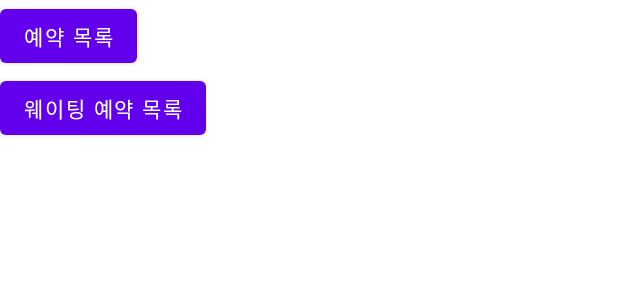
After one commit to Hyundai-AndroidProject/tohome, an Android app: the layout activity_mypage.xml on its own in the app's theme, with its tools: preview values and no code run, on a phone screen of 412 x 824 dp. The commit adds this screen. Shown: the top 300 px of the screen. Run offline under Robolectric (Android 15) with nearby library versions, the phone set to English and light mode, and no system bars.

Commit message:
mypage 기타 등등 생성(승하)

```diff
--- /dev/null
+++ b/app/src/main/java/com/example/hyundai_to_home/adapter/ReservationListRecyclerViewAdapter.kt
@@ -0,0 +1,4 @@
+package com.example.hyundai_to_home.adapter
+
+class ReservationListRecyclerViewAdapter {
+}
--- a/app/src/main/java/com/example/hyundai_to_home/adapter/StoreRecyclerViewAdapter.kt
+++ b/app/src/main/java/com/example/hyundai_to_home/adapter/StoreRecyclerViewAdapter.kt
@@ -39,7 +39,7 @@ class StoreRecyclerViewAdapter(
             }
             binding.btnWaiting.setOnClickListener {
                 val intent = Intent(context, WaitingActivity::class.java).apply {
-                    putExtra("store_name", item.storeName)
+                    putExtra("store_id", item.storeId)
                 }
                 context.startActivity(intent)
             }
--- /dev/null
+++ b/app/src/main/java/com/example/hyundai_to_home/adapter/WaitingListRecyclerViewAdapter.kt
@@ -0,0 +1,4 @@
+package com.example.hyundai_to_home.adapter
+
+class WaitingListRecyclerViewAdapter {
+}
--- /dev/null
+++ b/app/src/main/res/layout/activity_mypage.xml
@@ -0,0 +1,16 @@
+<?xml version="1.0" encoding="utf-8"?>
+<LinearLayout xmlns:android="http://schemas.android.com/apk/res/android"
+    android:layout_width="match_parent"
+    android:layout_height="match_parent"
+    android:orientation="vertical">
+    <Button
+        android:id="@+id/btn_reservation_list"
+        android:layout_width="wrap_content"
+        android:layout_height="wrap_content"
+        android:text="예약 목록" />
+    <Button
+        android:id="@+id/btn_waiting_list"
+        android:layout_width="wrap_content"
+        android:layout_height="wrap_content"
+        android:text="웨이팅 예약 목록" />
+</LinearLayout>
--- a/app/src/main/res/layout/activity_waiting.xml
+++ b/app/src/main/res/layout/activity_waiting.xml
@@ -59,7 +59,7 @@
 
 
             <ImageView
-                android:id="@+id/img_store"
+                android:id="@+id/store_image"
                 android:layout_width="match_parent"
                 android:layout_height="700px"
                 android:layout_marginTop="2dp"
@@ -84,7 +84,7 @@
                 android:textStyle="bold"
                 app:layout_constraintEnd_toEndOf="parent"
                 app:layout_constraintStart_toStartOf="parent"
-                app:layout_constraintTop_toBottomOf="@+id/img_store" />
+                app:layout_constraintTop_toBottomOf="@+id/store_image" />
 
             <TextView
                 android:id="@+id/store_content"
--- /dev/null
+++ b/app/src/main/res/layout/item_reservation.xml
@@ -0,0 +1,6 @@
+<?xml version="1.0" encoding="utf-8"?>
+<androidx.constraintlayout.widget.ConstraintLayout xmlns:android="http://schemas.android.com/apk/res/android"
+    android:layout_width="match_parent"
+    android:layout_height="match_parent">
+
+</androidx.constraintlayout.widget.ConstraintLayout>
--- /dev/null
+++ b/app/src/main/res/layout/item_waiting.xml
@@ -0,0 +1,6 @@
+<?xml version="1.0" encoding="utf-8"?>
+<androidx.constraintlayout.widget.ConstraintLayout xmlns:android="http://schemas.android.com/apk/res/android"
+    android:layout_width="match_parent"
+    android:layout_height="match_parent">
+
+</androidx.constraintlayout.widget.ConstraintLayout>
```
Also changed, not shown: app/src/main/AndroidManifest.xml (+10 -0 lines), app/src/main/java/com/example/hyundai_to_home/MainActivity.kt (+5 -4 lines), app/src/main/java/com/example/hyundai_to_home/MypageActivity.kt (added, +33 -0 lines), app/src/main/java/com/example/hyundai_to_home/ReservationListActivity.kt (added, +18 -0 lines), app/src/main/java/com/example/hyundai_to_home/WaitingActivity.kt (+28 -6 lines), app/src/main/java/com/example/hyundai_to_home/WaitingListActivity.kt (added, +18 -0 lines), app/src/main/res/layout/activity_main.xml (+13 -0 lines), app/src/main/res/layout/activity_reservation_list.xml (added, +16 -0 lines), app/src/main/res/layout/activity_waiting_list.xml (added, +16 -0 lines).
